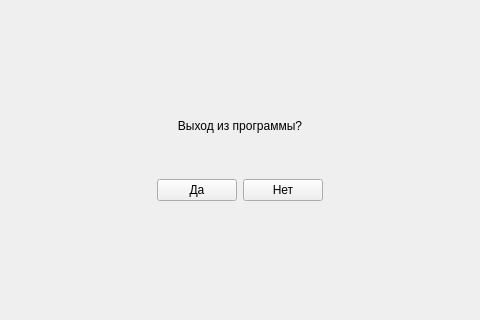
Above: exitforma.ui from Lelius/protyazhka before the change; both pictures show x 161 to 641 and y 96 to 416 of the 802 by 512 pixel window. Below: the same form after it.
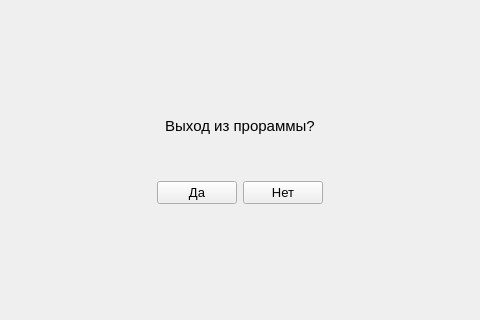
That is the form after the change.

Commit message: Увеличил различные шрифты в формах. Стало намного приятнее для глаз.

```diff
--- a/exitforma.ui
+++ b/exitforma.ui
@@ -73,6 +73,11 @@
      </item>
      <item row="3" column="0">
       <widget class="QPushButton" name="pushButtonYes">
+       <property name="font">
+        <font>
+         <pointsize>10</pointsize>
+        </font>
+       </property>
        <property name="text">
         <string>Да</string>
        </property>
@@ -80,6 +85,11 @@
      </item>
      <item row="3" column="1">
       <widget class="QPushButton" name="pushButtonNo">
+       <property name="font">
+        <font>
+         <pointsize>10</pointsize>
+        </font>
+       </property>
        <property name="text">
         <string>Нет</string>
        </property>
@@ -87,8 +97,13 @@
      </item>
      <item row="1" column="0" colspan="2">
       <widget class="QLabel" name="labelExit">
+       <property name="font">
+        <font>
+         <pointsize>11</pointsize>
+        </font>
+       </property>
        <property name="text">
-        <string>Выход из программы?</string>
+        <string>&lt;html&gt;&lt;head/&gt;&lt;body&gt;&lt;p&gt;Выход из прораммы?&lt;/p&gt;&lt;/body&gt;&lt;/html&gt;</string>
        </property>
        <property name="alignment">
         <set>Qt::AlignCenter</set>
```
The commit also changes 7 other files.
